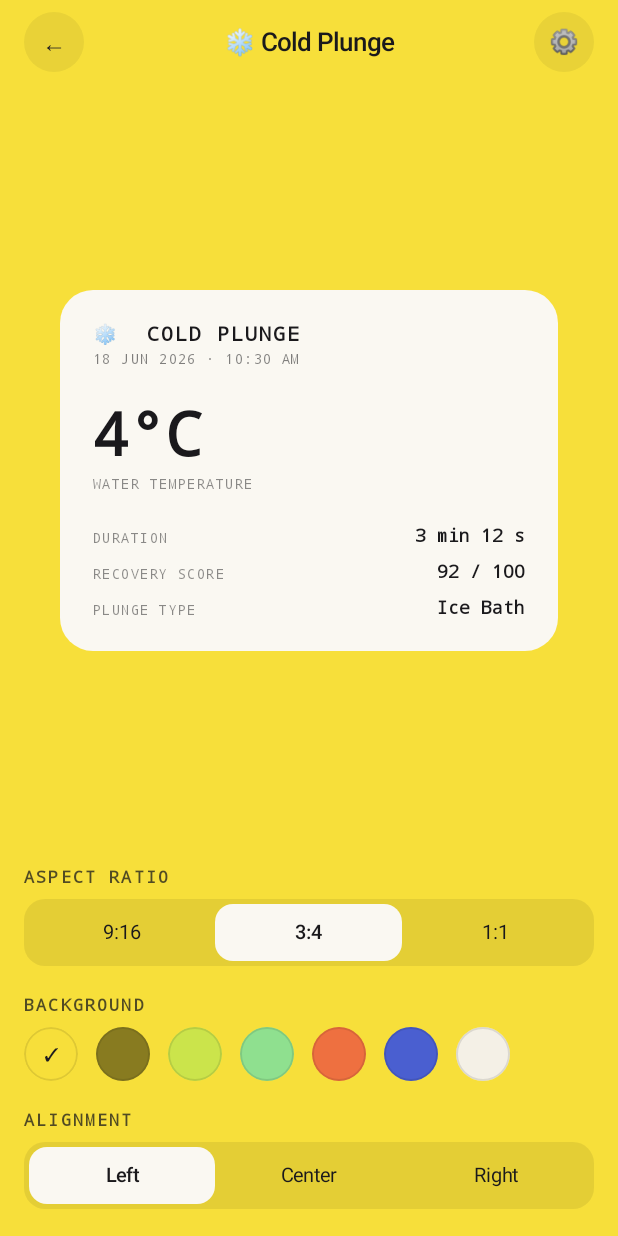
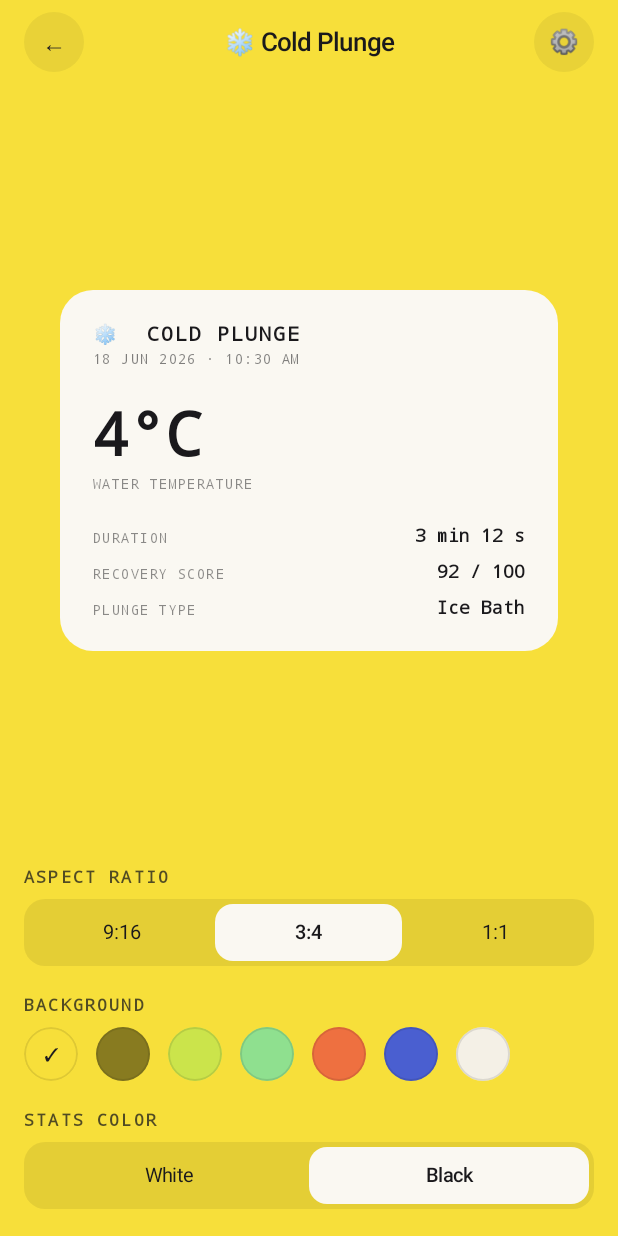
Before and after one commit to harshilv17/sociofit, an Android app built with Jetpack Compose: the composable StickerEditorScreen called with sample values from the repository, after a tap on "3:4", on a phone screen of 412 x 824 dp. Run offline under Robolectric (Android 15) with nearby library versions, the phone set to English and light mode, and no system bars.

Commit message:
stats color toggle

```diff
--- a/app/src/main/java/com/sociofit/app/StickerEditorScreen.kt
+++ b/app/src/main/java/com/sociofit/app/StickerEditorScreen.kt
@@ -113,6 +113,11 @@ fun StickerEditorScreen(activity: FitnessActivity, onBack: () -> Unit, onSetting
                     }
                 }
             }
+            Section("STATS COLOR") {
+                SegmentRow(listOf("White", "Black"), if (config.statsBlack) "Black" else "White") {
+                    config = config.copy(statsBlack = it == "Black")
+                }
+            }
             Section("ALIGNMENT") {
                 SegmentRow(Align.entries.map { it.name }, config.alignment.name) {
                     config = config.copy(alignment = Align.valueOf(it))
```
